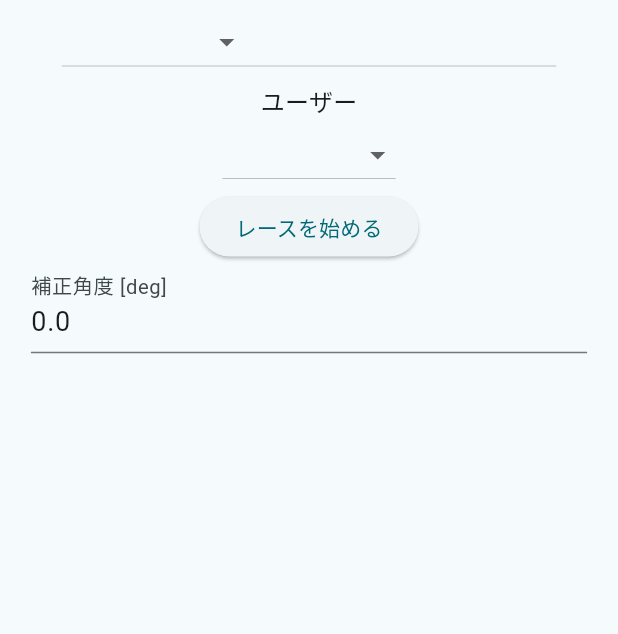
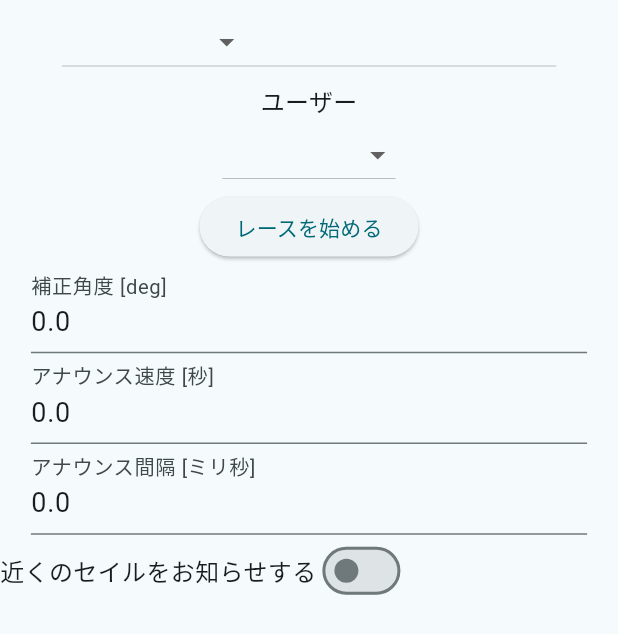
Before and after one commit to takara2314/bsam, a Flutter app: the screen it shows after launch, on a phone screen of 412 x 824 dp. Shown: the top 634 px of the screen. Run offline on Flutter 3.47's test engine with Material 2 defaults, Android fonts, the phone set to English and light mode, and no system bars; our stand-ins replace flutter_compass, flutter_riverpod, flutter_tts, geolocator, permission_handler, wakelock; statements that could not run were skipped.

Commit message:
Add: more setting

```diff
--- a/lib/pages/home.dart
+++ b/lib/pages/home.dart
@@ -24,6 +24,9 @@ class _Home extends ConsumerState<Home> {
 
   String? _raceName;
   String? _userName;
+  double _ttsSpeed = 0.75;
+  int _ttsDuration = 1000;
+  bool _isAnnounceNeighbors = false;
 
   @override
   void initState() {
@@ -161,7 +164,12 @@ class _Home extends ConsumerState<Home> {
               onPressed: () {
                 Navigator.of(context).push(
                   MaterialPageRoute(
-                    builder: (context) => Navi(raceId: raceId),
+                    builder: (context) => Navi(
+                      raceId: raceId,
+                      ttsSpeed: _ttsSpeed,
+                      ttsDuration: _ttsDuration,
+                      isAnnounceNeighbors: _isAnnounceNeighbors
+                    ),
                   )
                 );
               }
@@ -176,6 +184,51 @@ class _Home extends ConsumerState<Home> {
                   labelText: '補正角度 [deg]',
                 ),
               )
+            ),
+            SizedBox(
+              width: width * 0.9,
+              child: TextFormField(
+                initialValue: degFix.toString(),
+                onChanged: (String value) {
+                  try {
+                    _ttsSpeed = double.parse(value);
+                  } catch (_) {
+                    _ttsSpeed = 0.75;
+                  }
+                },
+                decoration: const InputDecoration(
+                  border: UnderlineInputBorder(),
+                  labelText: 'アナウンス速度 [秒]',
+                ),
+              )
+            ),
+            SizedBox(
+              width: width * 0.9,
+              child: TextFormField(
+                initialValue: degFix.toString(),
+                onChanged: (String value) {
+                  try {
+                    _ttsDuration = int.parse(value);
+                  } catch (_) {
+                    _ttsDuration = 1000;
+                  }
+                },
+                decoration: const InputDecoration(
+                  border: UnderlineInputBorder(),
+                  labelText: 'アナウンス間隔 [ミリ秒]',
+                ),
+              )
+            ),
+            Row(
+              children: [
+                const Text('近くのセイルをお知らせする'),
+                Switch(
+                  value: _isAnnounceNeighbors,
+                  onChanged: (bool value) {
+                    _isAnnounceNeighbors = value;
+                  }
+                )
+              ]
             )
           ]
         )
```
Also changed, not shown: lib/pages/navi.dart (+41 -6 lines).
